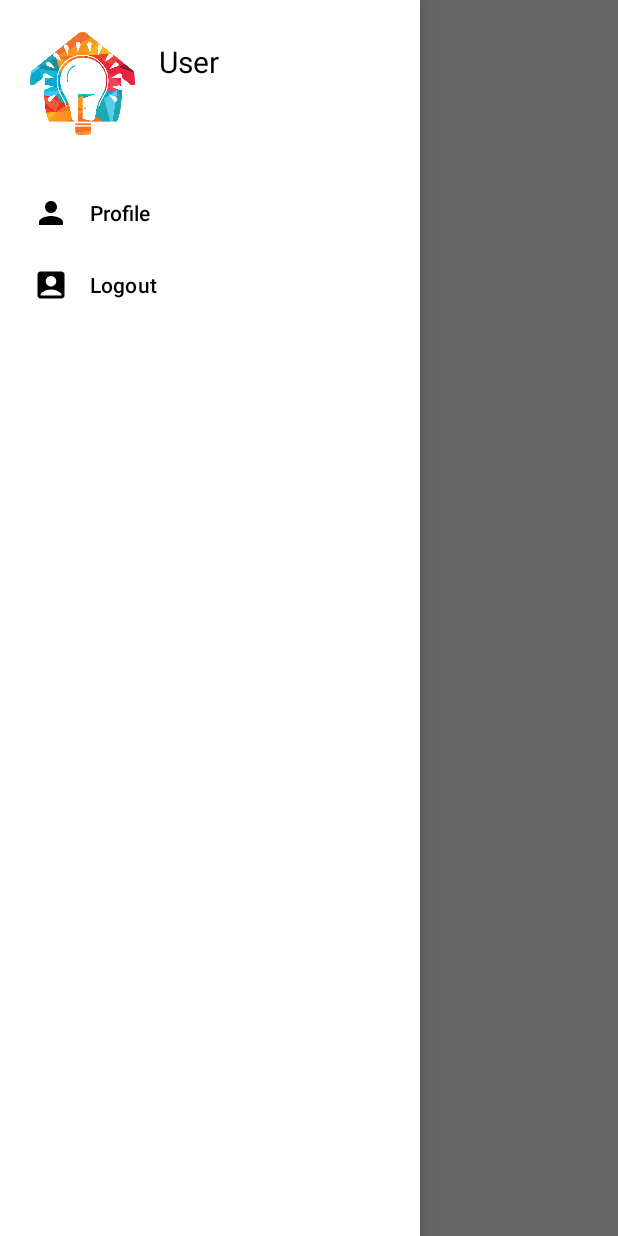
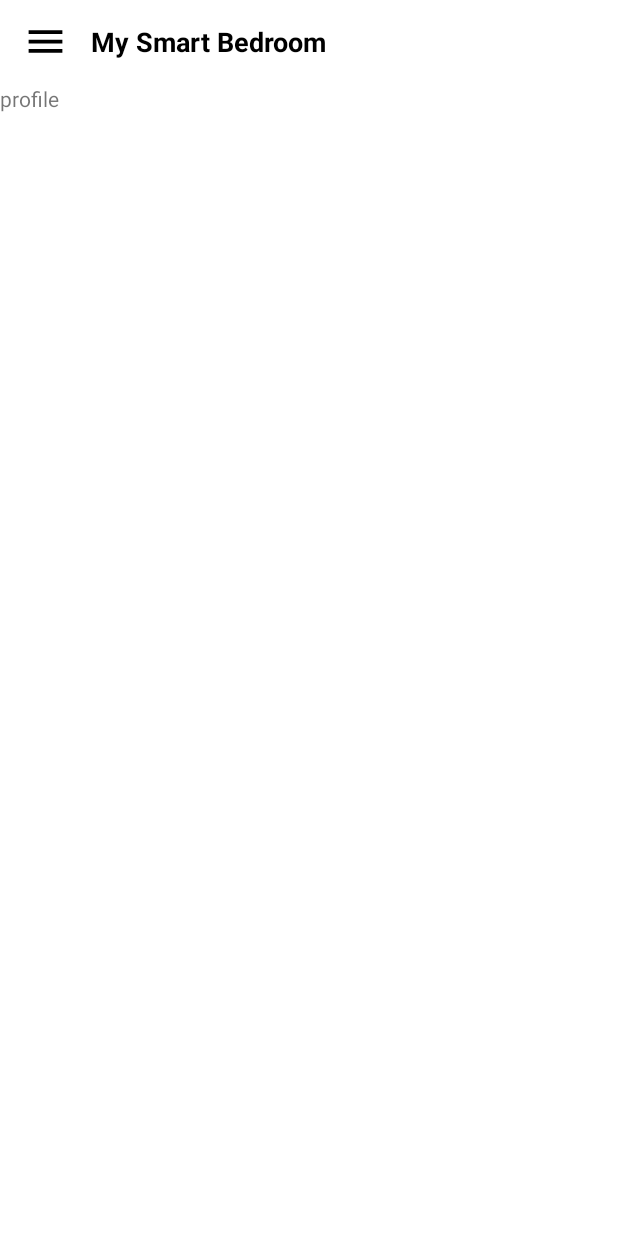
Before and after one commit to brendonrodrigues1999/My-Smart-Bedroom, an Android app: the MainActivity screen opened directly, with no data from a screen before it, after a tap on "Profile", on a phone screen of 412 x 824 dp. Run offline under Robolectric (Android 15) with nearby library versions, the phone set to English and light mode, and no system bars; our stand-ins replace Firebase (no records; nobody signed in at launch, a user with empty details on screens opened directly), navigation-ui; plain views replace RoundedImageView; 1 other tap on this screen came first.

Commit message:
Android: Improvised the nav bar

```diff
--- a/app/src/main/AndroidManifest.xml
+++ b/app/src/main/AndroidManifest.xml
@@ -13,6 +13,9 @@
         android:supportsRtl="true"
         android:theme="@style/Theme.MySmartBedroom"
         tools:targetApi="31">
+        <activity
+            android:name=".ProfileActivity"
+            android:exported="false" />
         <activity
             android:name=".RegisterUserActivity"
             android:exported="false" />
@@ -33,7 +36,7 @@
         <activity
             android:name=".MainActivity"
             android:exported="true"
-            android:theme="@style/AppTheme"></activity>
+            android:theme="@style/AppTheme" />
     </application>
 
 </manifest>
--- /dev/null
+++ b/app/src/main/java/com/example/mysmartbedroom/DashboardFragment.kt
@@ -0,0 +1,59 @@
+package com.example.mysmartbedroom
+
+import android.os.Bundle
+import androidx.fragment.app.Fragment
+import android.view.LayoutInflater
+import android.view.View
+import android.view.ViewGroup
+
+// TODO: Rename parameter arguments, choose names that match
+// the fragment initialization parameters, e.g. ARG_ITEM_NUMBER
+private const val ARG_PARAM1 = "param1"
+private const val ARG_PARAM2 = "param2"
+
+/**
+ * A simple [Fragment] subclass.
+ * Use the [DashboardFragment.newInstance] factory method to
+ * create an instance of this fragment.
+ */
+class DashboardFragment : Fragment() {
+    // TODO: Rename and change types of parameters
+    private var param1: String? = null
+    private var param2: String? = null
+
+    override fun onCreate(savedInstanceState: Bundle?) {
+        super.onCreate(savedInstanceState)
+        arguments?.let {
+            param1 = it.getString(ARG_PARAM1)
+            param2 = it.getString(ARG_PARAM2)
+        }
+    }
+
+    override fun onCreateView(
+        inflater: LayoutInflater, container: ViewGroup?,
+        savedInstanceState: Bundle?
+    ): View? {
+        // Inflate the layout for this fragment
+        return inflater.inflate(R.layout.fragment_dashboard, container, false)
+    }
+
+    companion object {
+        /**
+         * Use this factory method to create a new instance of
+         * this fragment using the provided parameters.
+         *
+         * @param param1 Parameter 1.
+         * @param param2 Parameter 2.
+         * @return A new instance of fragment DashboardFragment.
+         */
+        // TODO: Rename and change types and number of parameters
+        @JvmStatic
+        fun newInstance(param1: String, param2: String) =
+            DashboardFragment().apply {
+                arguments = Bundle().apply {
+                    putString(ARG_PARAM1, param1)
+                    putString(ARG_PARAM2, param2)
+                }
+            }
+    }
+}
--- a/app/src/main/java/com/example/mysmartbedroom/MainActivity.kt
+++ b/app/src/main/java/com/example/mysmartbedroom/MainActivity.kt
@@ -4,19 +4,38 @@ import android.content.Intent
 import androidx.appcompat.app.AppCompatActivity
 import android.os.Bundle
 import android.widget.ImageView
+import android.widget.TextView
 import android.widget.Toast
 import androidx.core.view.GravityCompat
 import androidx.drawerlayout.widget.DrawerLayout
+import androidx.navigation.NavController
+import androidx.navigation.findNavController
+import androidx.navigation.ui.NavigationUI
 import com.google.android.material.navigation.NavigationView
 import com.google.firebase.auth.FirebaseAuth
+import com.google.firebase.firestore.CollectionReference
+import com.google.firebase.firestore.DocumentReference
+import com.google.firebase.firestore.FirebaseFirestore
 
 class MainActivity : AppCompatActivity() {
     private lateinit var auth: FirebaseAuth
-
+    private lateinit var fStore: FirebaseFirestore
     override fun onCreate(savedInstanceState: Bundle?) {
         super.onCreate(savedInstanceState)
         setContentView(R.layout.activity_main)
+        val navigationView = findViewById<NavigationView>(R.id.navigationView)
+        var userID = ""
         auth = FirebaseAuth.getInstance()
+        fStore = FirebaseFirestore.getInstance()
+        userID = FirebaseAuth.getInstance().uid.toString()
+        val doc: DocumentReference = fStore.collection("Users").document(userID)
+        doc.get().addOnSuccessListener {
+            var userName = it.data?.get("FirstName")
+            val hView = navigationView.getHeaderView(0)
+            val nav_user = hView.findViewById<TextView>(R.id.user_name)
+            nav_user.setText("Hello, "+userName.toString())
+        }
+
         if(auth.currentUser == null){
             startActivity(Intent(this,LoginActivity::class.java))
             finish()
@@ -26,22 +45,7 @@ class MainActivity : AppCompatActivity() {
         menuBtn.setOnClickListener{
             drawerlayout.openDrawer(GravityCompat.START)
         }
-        val navigationView = findViewById<NavigationView>(R.id.navigationView)
-        navigationView.setNavigationItemSelectedListener {
-            when (it.itemId){
-                R.id.menuProfile -> {
-
-                    true
-                }
-                R.id.menuLogout -> {
-                    FirebaseAuth.getInstance().signOut()
-                    startActivity(Intent(applicationContext, LoginActivity::class.java))
-                    finish()
-                    Toast.makeText(this,"Logged Out..", Toast.LENGTH_SHORT).show()
-                    true
-                }
-                else-> false
-            }
-        }
+        val navContoller = findNavController(R.id.navHostFragment)
+        NavigationUI.setupWithNavController(navigationView,navContoller)
     }
 }
--- /dev/null
+++ b/app/src/main/java/com/example/mysmartbedroom/ProfileFragment.kt
@@ -0,0 +1,59 @@
+package com.example.mysmartbedroom
+
+import android.os.Bundle
+import androidx.fragment.app.Fragment
+import android.view.LayoutInflater
+import android.view.View
+import android.view.ViewGroup
+
+// TODO: Rename parameter arguments, choose names that match
+// the fragment initialization parameters, e.g. ARG_ITEM_NUMBER
+private const val ARG_PARAM1 = "param1"
+private const val ARG_PARAM2 = "param2"
+
+/**
+ * A simple [Fragment] subclass.
+ * Use the [ProfileFragment.newInstance] factory method to
+ * create an instance of this fragment.
+ */
+class ProfileFragment : Fragment() {
+    // TODO: Rename and change types of parameters
+    private var param1: String? = null
+    private var param2: String? = null
+
+    override fun onCreate(savedInstanceState: Bundle?) {
+        super.onCreate(savedInstanceState)
+        arguments?.let {
+            param1 = it.getString(ARG_PARAM1)
+            param2 = it.getString(ARG_PARAM2)
+        }
+    }
+
+    override fun onCreateView(
+        inflater: LayoutInflater, container: ViewGroup?,
+        savedInstanceState: Bundle?
+    ): View? {
+        // Inflate the layout for this fragment
+        return inflater.inflate(R.layout.fragment_profile, container, false)
+    }
+
+    companion object {
+        /**
+         * Use this factory method to create a new instance of
+         * this fragment using the provided parameters.
+         *
+         * @param param1 Parameter 1.
+         * @param param2 Parameter 2.
+         * @return A new instance of fragment ProfileFragment.
+         */
+        // TODO: Rename and change types and number of parameters
+        @JvmStatic
+        fun newInstance(param1: String, param2: String) =
+            ProfileFragment().apply {
+                arguments = Bundle().apply {
+                    putString(ARG_PARAM1, param1)
+                    putString(ARG_PARAM2, param2)
+                }
+            }
+    }
+}
--- a/app/src/main/res/layout/activity_main.xml
+++ b/app/src/main/res/layout/activity_main.xml
@@ -37,6 +37,16 @@
                 android:textStyle="bold"/>
         </LinearLayout>
 
+        <fragment
+            android:layout_width="match_parent"
+            android:layout_height="0dp"
+            app:layout_constraintTop_toBottomOf="@+id/layoutToolBar"
+            app:layout_constraintBottom_toBottomOf="parent"
+            android:id="@+id/navHostFragment"
+            android:name="androidx.navigation.fragment.NavHostFragment"
+            app:defaultNavHost="true"
+            app:navGraph="@navigation/main"/>
+
     </androidx.constraintlayout.widget.ConstraintLayout>
     <com.google.android.material.navigation.NavigationView
         android:id="@+id/navigationView"
--- /dev/null
+++ b/app/src/main/res/layout/fragment_profile.xml
@@ -0,0 +1,14 @@
+<?xml version="1.0" encoding="utf-8"?>
+<FrameLayout xmlns:android="http://schemas.android.com/apk/res/android"
+    xmlns:tools="http://schemas.android.com/tools"
+    android:layout_width="match_parent"
+    android:layout_height="match_parent"
+    tools:context=".ProfileFragment">
+
+    <!-- TODO: Update blank fragment layout -->
+    <TextView
+        android:layout_width="match_parent"
+        android:layout_height="match_parent"
+        android:text="profile" />
+
+</FrameLayout>
--- a/app/src/main/res/layout/layout_navigation_header.xml
+++ b/app/src/main/res/layout/layout_navigation_header.xml
@@ -22,6 +22,7 @@
         app:layout_constraintTop_toTopOf="@+id/nav_icon"/>
 
     <TextView
+        android:id="@+id/user_name"
         android:layout_width="0dp"
         android:layout_height="wrap_content"
         android:layout_marginStart="16dp"
--- a/app/src/main/res/menu/navigation_menu.xml
+++ b/app/src/main/res/menu/navigation_menu.xml
@@ -1,5 +1,9 @@
 <?xml version="1.0" encoding="utf-8"?>
 <menu xmlns:android="http://schemas.android.com/apk/res/android">
+    <item
+        android:id="@+id/menuHome"
+        android:icon="@drawable/ic_profile"
+        android:title="Home"/>
     <item
         android:id="@+id/menuProfile"
         android:icon="@drawable/ic_profile"
--- /dev/null
+++ b/app/src/main/res/navigation/main.xml
@@ -0,0 +1,18 @@
+<?xml version="1.0" encoding="utf-8"?>
+<navigation xmlns:android="http://schemas.android.com/apk/res/android"
+    xmlns:app="http://schemas.android.com/apk/res-auto"
+    xmlns:tools="http://schemas.android.com/tools"
+    android:id="@+id/main"
+    app:startDestination="@id/menuHome">
+
+    <fragment
+        android:id="@+id/menuHome"
+        android:name="com.example.mysmartbedroom.DashboardFragment"
+        android:label="Dashboard"
+        tools:layout="@layout/fragment_dashboard" />
+    <fragment
+        android:id="@+id/menuProfile"
+        android:name="com.example.mysmartbedroom.ProfileFragment"
+        android:label="Profile"
+        tools:layout="@layout/fragment_profile" />
+</navigation>
--- a/app/src/main/res/values/strings.xml
+++ b/app/src/main/res/values/strings.xml
@@ -1,3 +1,5 @@
 <resources>
     <string name="app_name">Bedroom</string>
+    <!-- TODO: Remove or change this placeholder text -->
+    <string name="hello_blank_fragment">Hello blank fragment</string>
 </resources>
```
Also changed, not shown: app/src/main/res/layout/fragment_dashboard.xml (added, +14 -0 lines).
